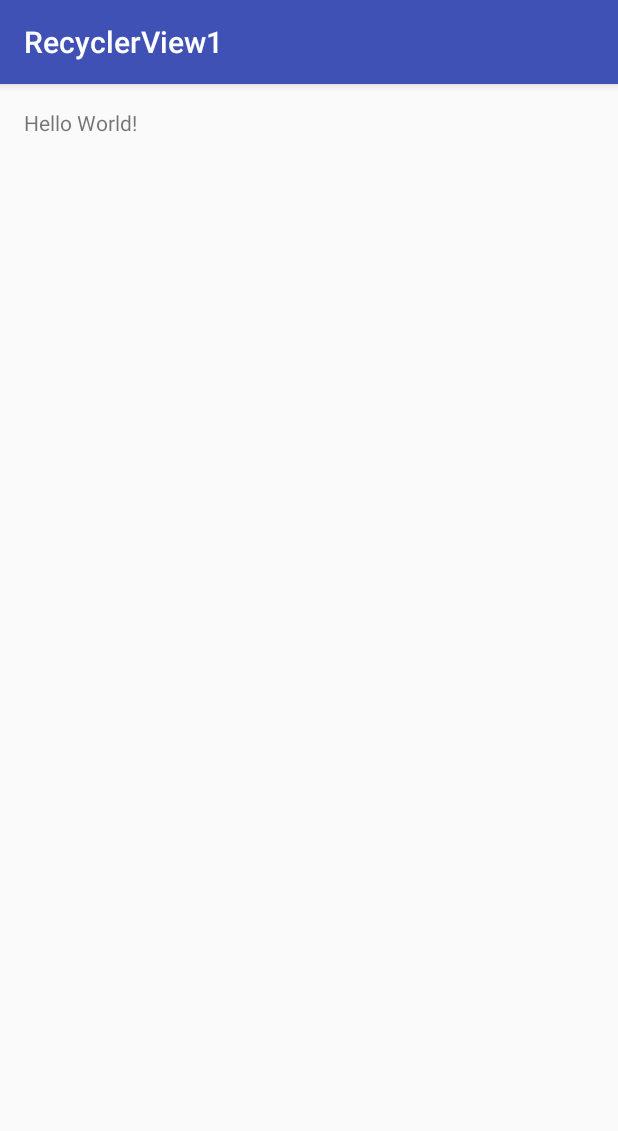
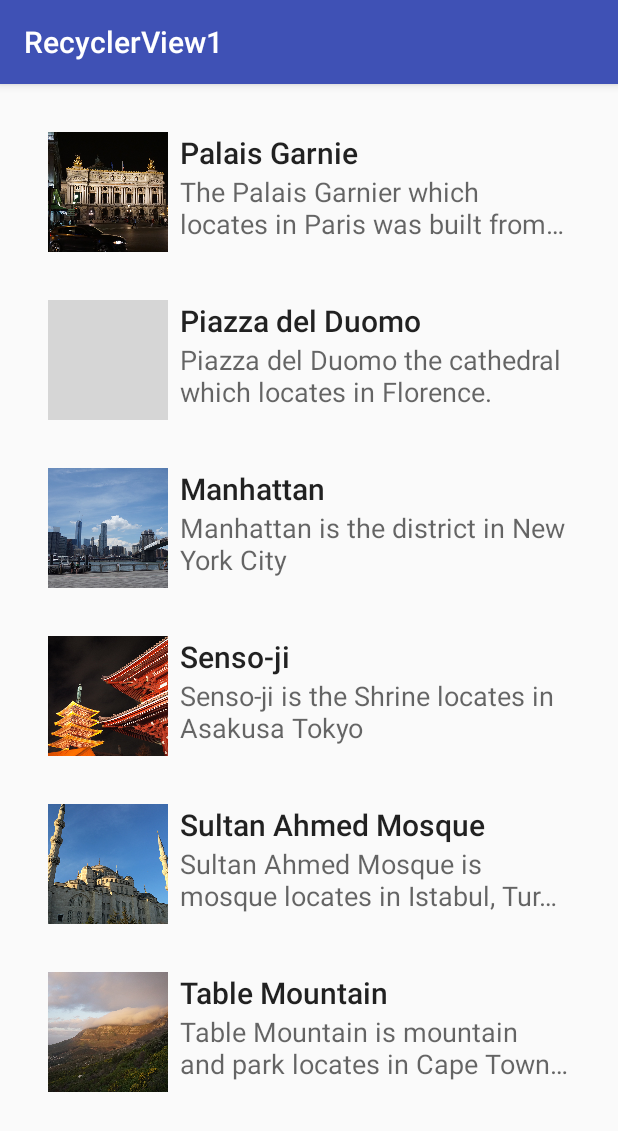
Before and after one commit to ramadhanirz/RecyclerView2, an Android app: the screen it shows after launch (MainActivity), on a phone screen of 412 x 824 dp. Shown: the top 1131 px of the screen. Run offline under Robolectric (Android 15) with nearby library versions, the phone set to English and light mode, and no system bars; grey boxes are pictures that could not be loaded.

Commit message:
RecyclerView List

```diff
--- a/app/build.gradle
+++ b/app/build.gradle
@@ -25,5 +25,6 @@ dependencies {
         exclude group: 'com.android.support', module: 'support-annotations'
     })
     compile 'com.android.support:appcompat-v7:24.2.1'
+    compile 'com.android.support:recyclerview-v7:24.2.1'
     testCompile 'junit:junit:4.12'
 }
--- a/app/src/main/java/id/sch/smktelkom_mlg/learn/recyclerview1/MainActivity.java
+++ b/app/src/main/java/id/sch/smktelkom_mlg/learn/recyclerview1/MainActivity.java
@@ -1,13 +1,52 @@
 package id.sch.smktelkom_mlg.learn.recyclerview1;
 
+import android.content.res.Resources;
+import android.content.res.TypedArray;
+import android.graphics.drawable.Drawable;
 import android.os.Bundle;
 import android.support.v7.app.AppCompatActivity;
+import android.support.v7.widget.LinearLayoutManager;
+import android.support.v7.widget.RecyclerView;
+
+import java.util.ArrayList;
+
+import id.sch.smktelkom_mlg.learn.recyclerview1.adapter.HotelAdapter;
+import id.sch.smktelkom_mlg.learn.recyclerview1.model.Hotel;
 
 public class MainActivity extends AppCompatActivity {
+
+    ArrayList<Hotel> mList = new ArrayList<>();
+    HotelAdapter mAdapter;
 
     @Override
     protected void onCreate(Bundle savedInstanceState) {
         super.onCreate(savedInstanceState);
         setContentView(R.layout.activity_main);
+
+        RecyclerView recyclerView = (RecyclerView) findViewById(R.id.recyclerView);
+        LinearLayoutManager layoutManager = new LinearLayoutManager(this);
+        recyclerView.setLayoutManager(layoutManager);
+        mAdapter = new HotelAdapter(mList);
+        recyclerView.setAdapter(mAdapter);
+
+        fillData();
+
+    }
+
+    private void fillData() {
+        Resources resources = getResources();
+        String[] arJudul = resources.getStringArray(R.array.places);
+        String[] arDeskripsi = resources.getStringArray(R.array.place_desc);
+        TypedArray a = resources.obtainTypedArray(R.array.places_picture);
+        Drawable[] arFoto = new Drawable[a.length()];
+        for (int i = 0; i < arFoto.length; i++) {
+            arFoto[i] = a.getDrawable(i);
+        }
+        a.recycle();
+
+        for (int i = 0; i < arJudul.length; i++) {
+            mList.add(new Hotel(arJudul[i], arDeskripsi[i], arFoto[i]));
+        }
+        mAdapter.notifyDataSetChanged();
     }
 }
--- /dev/null
+++ b/app/src/main/java/id/sch/smktelkom_mlg/learn/recyclerview1/adapter/HotelAdapter.java
@@ -0,0 +1,62 @@
+package id.sch.smktelkom_mlg.learn.recyclerview1.adapter;
+
+import android.support.v7.widget.RecyclerView;
+import android.view.LayoutInflater;
+import android.view.View;
+import android.view.ViewGroup;
+import android.widget.ImageView;
+import android.widget.TextView;
+
+import java.util.ArrayList;
+
+import id.sch.smktelkom_mlg.learn.recyclerview1.R;
+import id.sch.smktelkom_mlg.learn.recyclerview1.model.Hotel;
+
+/**
+ * Created by USER on 01/11/2016.
+ */
+
+public class HotelAdapter extends RecyclerView.Adapter<HotelAdapter.ViewHolder> {
+    ArrayList<Hotel> hotelList;
+
+    public HotelAdapter(ArrayList<Hotel> hotelList) {
+        this.hotelList = hotelList;
+    }
+
+    @Override
+    public ViewHolder onCreateViewHolder(ViewGroup parent, int viewType) {
+        View v = LayoutInflater.from(parent.getContext()).inflate(R.layout.item_list, parent, false);
+        ViewHolder vh = new ViewHolder(v);
+        return vh;
+    }
+
+    @Override
+    public void onBindViewHolder(ViewHolder holder, int position) {
+        Hotel hotel = hotelList.get(position);
+        holder.tvJudul.setText(hotel.judul);
+        holder.tvDeskripsi.setText(hotel.deskripsi);
+        holder.ivFoto.setImageDrawable(hotel.foto);
+
+    }
+
+    @Override
+    public int getItemCount() {
+        if (hotelList != null)
+            return hotelList.size();
+        return 0;
+    }
+
+    public class ViewHolder extends RecyclerView.ViewHolder {
+        ImageView ivFoto;
+        TextView tvJudul;
+        TextView tvDeskripsi;
+
+        public ViewHolder(View itemView) {
+            super(itemView);
+            ivFoto = (ImageView) itemView.findViewById(R.id.imageView);
+            tvJudul = (TextView) itemView.findViewById(R.id.textViewJudul);
+            tvDeskripsi = (TextView) itemView.findViewById(R.id.textViewDeskripsi);
+
+        }
+    }
+}
--- /dev/null
+++ b/app/src/main/java/id/sch/smktelkom_mlg/learn/recyclerview1/model/Hotel.java
@@ -0,0 +1,19 @@
+package id.sch.smktelkom_mlg.learn.recyclerview1.model;
+
+import android.graphics.drawable.Drawable;
+
+/**
+ * Created by USER on 01/11/2016.
+ */
+
+public class Hotel {
+    public String judul;
+    public String deskripsi;
+    public Drawable foto;
+
+    public Hotel(String judul, String deskripsi, Drawable foto) {
+        this.judul = judul;
+        this.deskripsi = deskripsi;
+        this.foto = foto;
+    }
+}
--- a/app/src/main/res/layout/activity_main.xml
+++ b/app/src/main/res/layout/activity_main.xml
@@ -1,17 +1,15 @@
 <?xml version="1.0" encoding="utf-8"?>
-<RelativeLayout xmlns:android="http://schemas.android.com/apk/res/android"
+<android.support.v7.widget.RecyclerView xmlns:android="http://schemas.android.com/apk/res/android"
     xmlns:tools="http://schemas.android.com/tools"
-    android:id="@+id/activity_main"
+    android:id="@+id/recyclerView"
     android:layout_width="match_parent"
     android:layout_height="match_parent"
+    android:clipToPadding="false"
     android:paddingBottom="@dimen/activity_vertical_margin"
     android:paddingLeft="@dimen/activity_horizontal_margin"
     android:paddingRight="@dimen/activity_horizontal_margin"
     android:paddingTop="@dimen/activity_vertical_margin"
+    android:scrollbars="vertical"
     tools:context="id.sch.smktelkom_mlg.learn.recyclerview1.MainActivity">
 
-    <TextView
-        android:layout_width="wrap_content"
-        android:layout_height="wrap_content"
-        android:text="Hello World!" />
-</RelativeLayout>
+</android.support.v7.widget.RecyclerView>
--- /dev/null
+++ b/app/src/main/res/layout/item_list.xml
@@ -0,0 +1,40 @@
+<?xml version="1.0" encoding="utf-8"?>
+<RelativeLayout xmlns:android="http://schemas.android.com/apk/res/android"
+    xmlns:tools="http://schemas.android.com/tools"
+    android:layout_width="match_parent"
+    android:layout_height="wrap_content"
+    android:background="?android:attr/selectableItemBackground"
+    android:padding="16dp">
+
+    <ImageView
+        android:id="@+id/imageView"
+        android:layout_width="80dp"
+        android:layout_height="80dp"
+        android:scaleType="centerCrop"
+        tools:scr="@drawable/a" />
+
+    <TextView
+        android:id="@+id/textViewJudul"
+        android:layout_width="match_parent"
+        android:layout_height="wrap_content"
+        android:layout_alignParentTop="true"
+        android:layout_marginLeft="8dp"
+        android:layout_marginStart="8dp"
+        android:layout_toEndOf="@id/imageView"
+        android:layout_toRightOf="@id/imageView"
+        android:ellipsize="end"
+        android:maxLines="1"
+        android:textAppearance="@style/Base.TextAppearance.AppCompat.Title"
+        tools:text="Judul" />
+
+    <TextView
+        android:id="@+id/textViewDeskripsi"
+        android:layout_width="match_parent"
+        android:layout_height="wrap_content"
+        android:layout_alignLeft="@id/textViewJudul"
+        android:layout_alignStart="@id/textViewJudul"
+        android:layout_below="@id/textViewJudul"
+        android:ellipsize="end"
+        android:maxLines="2"
+        android:textAppearance="@style/TextAppearance.AppCompat.Medium" />
+</RelativeLayout>
--- /dev/null
+++ b/app/src/main/res/values/arrays.xml
@@ -0,0 +1,95 @@
+<?xml version="1.0" encoding="utf-8"?><!--
+  ~ Copyright (C) 2016 The Android Open Source Project
+  ~
+  ~ Licensed under the Apache License, Version 2.0 (the "License");
+  ~ you may not use this file except in compliance with the License.
+  ~ You may obtain a copy of the License at
+  ~
+  ~      http://www.apache.org/licenses/LICENSE-2.0
+  ~
+  ~ Unless required by applicable law or agreed to in writing, software
+  ~ distributed under the License is distributed on an "AS IS" BASIS,
+  ~ WITHOUT WARRANTIES OR CONDITIONS OF ANY KIND, either express or implied.
+  ~ See the License for the specific language governing permissions and
+  ~ limitations under the License.
+  -->
+<resources>
+    <string-array name="places">
+        <item>Palais Garnie</item>
+        <item>Piazza del Duomo</item>
+        <item>Manhattan</item>
+        <item>Senso-ji</item>
+        <item>Sultan Ahmed Mosque</item>
+        <item>Table Mountain</item>
+    </string-array>
+    <string-array name="place_desc">
+        <item>The Palais Garnier which locates in Paris was built from 1861 for
+        the Paris Opera.
+        </item>
+        <item>Piazza del Duomo the cathedral which locates in Florence.</item>
+        <item>Manhattan is the district in New York City</item>
+        <item>Senso-ji is the Shrine locates in Asakusa Tokyo</item>
+        <item>Sultan Ahmed Mosque is mosque locates in Istabul, Turkey</item>
+        <item>Table Mountain is mountain and park locates in Cape Town, South Africa.</item>
+    </string-array>
+    <string-array name="place_details">
+        <item>Lorem ipsum dolor sit amet, consectetur adipisicing elit, sed do
+        eiusmod tempor incididunt ut labore et dolore magna aliqua. Ut enim ad minim veniam, quis
+        nostrud exercitation ullamco laboris nisi ut aliquip ex ea commodo consequat. Duis aute
+        irure dolor in reprehenderit in voluptate velit esse cillum dolore eu fugiat nulla
+        pariatur. Excepteur sint occaecat cupidatat non proident, sunt in culpa qui officia
+        deserunt mollit anim id est laborum.
+        </item>
+        <item>Lorem ipsum dolor sit amet, consectetur adipisicing elit, sed do
+        eiusmod tempor incididunt ut labore et dolore magna aliqua. Ut enim ad minim veniam, quis
+        nostrud exercitation ullamco laboris nisi ut aliquip ex ea commodo consequat. Duis aute
+        irure dolor in reprehenderit in voluptate velit esse cillum dolore eu fugiat nulla
+        pariatur. Excepteur sint occaecat cupidatat non proident, sunt in culpa qui officia
+        deserunt mollit anim id est laborum.
+        </item>
+        <item>Lorem ipsum dolor sit amet, consectetur adipisicing elit, sed do
+        eiusmod tempor incididunt ut labore et dolore magna aliqua. Ut enim ad minim veniam, quis
+        nostrud exercitation ullamco laboris nisi ut aliquip ex ea commodo consequat. Duis aute
+        irure dolor in reprehenderit in voluptate velit esse cillum dolore eu fugiat nulla
+        pariatur. Excepteur sint occaecat cupidatat non proident, sunt in culpa qui officia
+        deserunt mollit anim id est laborum.
+        </item>
+        <item>Lorem ipsum dolor sit amet, consectetur adipisicing elit, sed do
+        eiusmod tempor incididunt ut labore et dolore magna aliqua. Ut enim ad minim veniam, quis
+        nostrud exercitation ullamco laboris nisi ut aliquip ex ea commodo consequat. Duis aute
+        irure dolor in reprehenderit in voluptate velit esse cillum dolore eu fugiat nulla
+        pariatur. Excepteur sint occaecat cupidatat non proident, sunt in culpa qui officia
+        deserunt mollit anim id est laborum.
+        </item>
+        <item>Lorem ipsum dolor sit amet, consectetur adipisicing elit, sed do
+        eiusmod tempor incididunt ut labore et dolore magna aliqua. Ut enim ad minim veniam, quis
+        nostrud exercitation ullamco laboris nisi ut aliquip ex ea commodo consequat. Duis aute
+        irure dolor in reprehenderit in voluptate velit esse cillum dolore eu fugiat nulla
+        pariatur. Excepteur sint occaecat cupidatat non proident, sunt in culpa qui officia
+        deserunt mollit anim id est laborum.
+        </item>
+        <item>Lorem ipsum dolor sit amet, consectetur adipisicing elit, sed do
+        eiusmod tempor incididunt ut labore et dolore magna aliqua. Ut enim ad minim veniam, quis
+        nostrud exercitation ullamco laboris nisi ut aliquip ex ea commodo consequat. Duis aute
+        irure dolor in reprehenderit in voluptate velit esse cillum dolore eu fugiat nulla
+        pariatur. Excepteur sint occaecat cupidatat non proident, sunt in culpa qui officia
+        deserunt mollit anim id est laborum.
+        </item>
+    </string-array>
+    <string-array name="place_locations">
+        <item>8 Rue Scribe, 75009 Paris, France</item>
+        <item>Piazza del Capitolo - 50122 Florence</item>
+        <item>New York City</item>
+        <item>2-3-1 Asakusa, Taitō-ku, Tokyo, Japan</item>
+        <item>At Meydanı No:7, 34122 Fatih/İstanbul, Turkey</item>
+        <item>Cape Town, South Africa</item>
+    </string-array>
+    <array name="places_picture">
+        <item>@drawable/a</item>
+        <item>@drawable/b</item>
+        <item>@drawable/c</item>
+        <item>@drawable/d</item>
+        <item>@drawable/e</item>
+        <item>@drawable/f</item>
+    </array>
+</resources>
```
Also changed, not shown: app/src/main/res/drawable/a.png (added), app/src/main/res/drawable/c.png (added), app/src/main/res/drawable/d.png (added), app/src/main/res/drawable/e.png (added), app/src/main/res/drawable/f.png (added), 1 other file.
